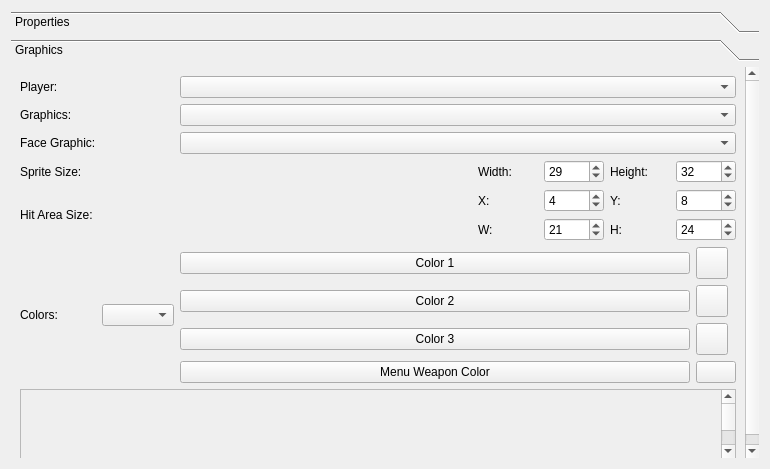
First picture: the form in editor/mainwindow_tab/player_edit.ui, repository Fordi/rockbot, before the edit.
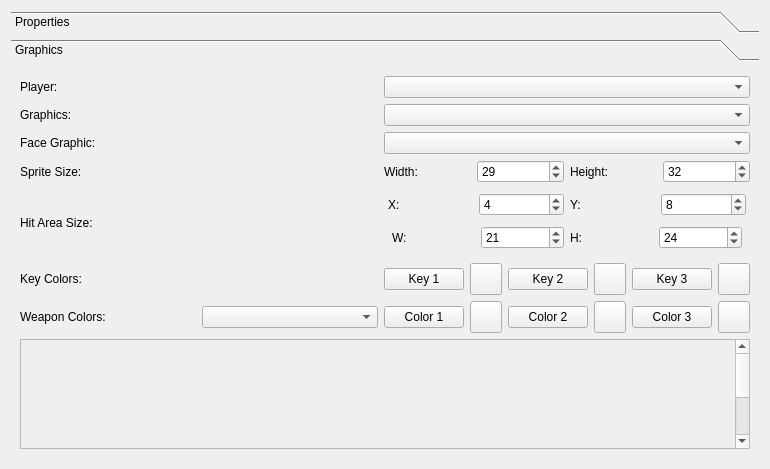
Second picture: the form after the edit. The open tabs and pages were chosen to show the change. Custom widgets are drawn as their Qt base class.

```diff
--- a/editor/mainwindow_tab/player_edit.ui
+++ b/editor/mainwindow_tab/player_edit.ui
@@ -17,7 +17,7 @@
    <item row="0" column="0">
     <widget class="QToolBox" name="toolBox_2">
      <property name="currentIndex">
-      <number>0</number>
+      <number>1</number>
      </property>
      <widget class="QWidget" name="page_properties">
       <property name="geometry">
@@ -25,7 +25,7 @@
         <x>0</x>
         <y>0</y>
         <width>752</width>
-        <height>389</height>
+        <height>393</height>
        </rect>
       </property>
       <attribute name="label">
@@ -44,7 +44,7 @@
            </property>
           </widget>
          </item>
-         <item row="6" column="0">
+         <item row="5" column="0">
           <widget class="QLabel" name="label_34">
            <property name="text">
             <string>Damage Modifier::</string>
@@ -98,7 +98,7 @@
            </property>
           </widget>
          </item>
-         <item row="10" column="0">
+         <item row="9" column="0">
           <spacer name="verticalSpacer_3">
            <property name="orientation">
             <enum>Qt::Vertical</enum>
@@ -111,27 +111,20 @@
            </property>
           </spacer>
          </item>
-         <item row="2" column="6">
-          <widget class="QCheckBox" name="CanAirDashCheckBox">
-           <property name="text">
-            <string/>
-           </property>
-          </widget>
-         </item>
-         <item row="9" column="2">
-          <widget class="QComboBox" name="chargedshot_combo"/>
-         </item>
-         <item row="9" column="0">
+         <item row="8" column="0">
           <widget class="QLabel" name="label_6">
            <property name="text">
             <string>Charged Shot:</string>
            </property>
           </widget>
          </item>
-         <item row="0" column="0">
-          <widget class="QLabel" name="label_14">
+         <item row="8" column="2">
+          <widget class="QComboBox" name="chargedshot_combo"/>
+         </item>
+         <item row="2" column="6">
+          <widget class="QCheckBox" name="CanAirDashCheckBox">
            <property name="text">
-            <string>Player:</string>
+            <string/>
            </property>
           </widget>
          </item>
@@ -145,6 +138,13 @@
            </property>
           </widget>
          </item>
+         <item row="0" column="0">
+          <widget class="QLabel" name="label_14">
+           <property name="text">
+            <string>Player:</string>
+           </property>
+          </widget>
+         </item>
          <item row="1" column="0">
           <widget class="QLabel" name="label_15">
            <property name="text">
@@ -173,13 +173,6 @@
            </property>
           </widget>
          </item>
-         <item row="1" column="4">
-          <widget class="QLabel" name="label_2">
-           <property name="text">
-            <string>Can Double-Jump:</string>
-           </property>
-          </widget>
-         </item>
          <item row="0" column="2">
           <widget class="QComboBox" name="players_tab_list_combo">
            <item>
@@ -204,6 +197,13 @@
            </item>
           </widget>
          </item>
+         <item row="1" column="4">
+          <widget class="QLabel" name="label_2">
+           <property name="text">
+            <string>Can Double-Jump:</string>
+           </property>
+          </widget>
+         </item>
          <item row="3" column="6">
           <widget class="QCheckBox" name="canShotDiagonal">
            <property name="text">
@@ -211,13 +211,6 @@
            </property>
           </widget>
          </item>
-         <item row="1" column="2">
-          <widget class="QLineEdit" name="players_tab_name">
-           <property name="maxLength">
-            <number>30</number>
-           </property>
-          </widget>
-         </item>
          <item row="1" column="5">
           <spacer name="horizontalSpacer_2">
            <property name="orientation">
@@ -233,9 +226,6 @@
          </item>
          <item row="4" column="2">
           <widget class="QSpinBox" name="players_tab_maxshots">
-           <property name="toolTip">
-            <string>Maximum number of projectiles on screen if player keeps pressing the attack button</string>
-           </property>
            <property name="minimum">
             <number>1</number>
            </property>
@@ -244,6 +234,13 @@
            </property>
           </widget>
          </item>
+         <item row="1" column="2">
+          <widget class="QLineEdit" name="players_tab_name">
+           <property name="maxLength">
+            <number>30</number>
+           </property>
+          </widget>
+         </item>
          <item row="3" column="2">
           <widget class="QCheckBox" name="players_tab_hasshield">
            <property name="text">
@@ -258,7 +255,7 @@
            </property>
           </widget>
          </item>
-         <item row="6" column="2">
+         <item row="5" column="2">
           <widget class="QSpinBox" name="damageModSpinBox">
            <property name="minimum">
             <number>-3</number>
@@ -268,20 +265,6 @@
            </property>
           </widget>
          </item>
-         <item row="5" column="0">
-          <widget class="QLabel" name="label_7">
-           <property name="text">
-            <string>Simultaneous Shots:</string>
-           </property>
-          </widget>
-         </item>
-         <item row="5" column="2">
-          <widget class="QSpinBox" name="simultaneousShots_spinBox">
-           <property name="toolTip">
-            <string>Number of projectiles fired each time player hits the attack button</string>
-           </property>
-          </widget>
-         </item>
         </layout>
        </item>
       </layout>
@@ -291,8 +274,8 @@
        <rect>
         <x>0</x>
         <y>0</y>
-        <width>739</width>
-        <height>455</height>
+        <width>752</width>
+        <height>393</height>
        </rect>
       </property>
       <attribute name="label">
@@ -306,9 +289,232 @@
          </property>
          <item>
           <layout class="QGridLayout" name="gridLayout_9">
+           <item row="3" column="2">
+            <layout class="QHBoxLayout" name="horizontalLayout_4">
+             <item>
+              <widget class="QLabel" name="label_41">
+               <property name="text">
+                <string>Width:</string>
+               </property>
+              </widget>
+             </item>
+             <item>
+              <widget class="QSpinBox" name="player_sprite_w">
+               <property name="value">
+                <number>29</number>
+               </property>
+              </widget>
+             </item>
+             <item>
+              <widget class="QLabel" name="label_42">
+               <property name="text">
+                <string>Height:</string>
+               </property>
+              </widget>
+             </item>
+             <item>
+              <widget class="QSpinBox" name="player_sprite_h">
+               <property name="value">
+                <number>32</number>
+               </property>
+              </widget>
+             </item>
+            </layout>
+           </item>
+           <item row="1" column="2">
+            <widget class="QComboBox" name="player_graphics_combo"/>
+           </item>
+           <item row="5" column="0">
+            <widget class="QLabel" name="label_47">
+             <property name="text">
+              <string>Key Colors:</string>
+             </property>
+            </widget>
+           </item>
+           <item row="6" column="2">
+            <layout class="QHBoxLayout" name="horizontalLayout_7">
+             <item>
+              <widget class="QPushButton" name="color1_picker">
+               <property name="text">
+                <string>Color 1</string>
+               </property>
+              </widget>
+             </item>
+             <item>
+              <widget class="QPushButton" name="ColorValueIndicator1">
+               <property name="minimumSize">
+                <size>
+                 <width>32</width>
+                 <height>32</height>
+                </size>
+               </property>
+               <property name="maximumSize">
+                <size>
+                 <width>32</width>
+                 <height>32</height>
+                </size>
+               </property>
+               <property name="text">
+                <string/>
+               </property>
+              </widget>
+             </item>
+             <item>
+              <widget class="QPushButton" name="color2_picker">
+               <property name="text">
+                <string>Color 2</string>
+               </property>
+              </widget>
+             </item>
+             <item>
+              <widget class="QPushButton" name="ColorValueIndicator2">
+               <property name="minimumSize">
+                <size>
+                 <width>32</width>
+                 <height>32</height>
+                </size>
+               </property>
+               <property name="maximumSize">
+                <size>
+                 <width>32</width>
+                 <height>32</height>
+                </size>
+               </property>
+               <property name="text">
+                <string/>
+               </property>
+              </widget>
+             </item>
+             <item>
+              <widget class="QPushButton" name="color3_picker">
+               <property name="text">
+                <string>Color 3</string>
+               </property>
+              </widget>
+             </item>
+             <item>
+              <widget class="QPushButton" name="ColorValueIndicator3">
+               <property name="minimumSize">
+                <size>
+                 <width>32</width>
+                 <height>32</height>
+                </size>
+               </property>
+               <property name="maximumSize">
+                <size>
+                 <width>32</width>
+                 <height>32</height>
+                </size>
+               </property>
+               <property name="text">
+                <string/>
+               </property>
+              </widget>
+             </item>
+            </layout>
+           </item>
+           <item row="5" column="2">
+            <layout class="QHBoxLayout" name="horizontalLayout_9">
+             <item>
+              <widget class="QPushButton" name="key1_picker">
+               <property name="text">
+                <string>Key 1</string>
+               </property>
+              </widget>
+             </item>
+             <item>
+              <widget class="QPushButton" name="ColorKeyIndicator1">
+               <property name="minimumSize">
+                <size>
+                 <width>32</width>
+                 <height>32</height>
+                </size>
+               </property>
+               <property name="maximumSize">
+                <size>
+                 <width>32</width>
+                 <height>32</height>
+                </size>
+               </property>
+               <property name="text">
+                <string/>
+               </property>
+              </widget>
+             </item>
+             <item>
+              <widget class="QPushButton" name="key2_picker">
+               <property name="text">
+                <string>Key 2</string>
+               </property>
+              </widget>
+             </item>
+             <item>
+              <widget class="QPushButton" name="ColorKeyIndicator2">
+               <property name="minimumSize">
+                <size>
+                 <width>32</width>
+                 <height>32</height>
+                </size>
+               </property>
+               <property name="maximumSize">
+                <size>
+                 <width>32</width>
+                 <height>32</height>
+                </size>
+               </property>
+               <property name="text">
+                <string/>
+               </property>
+              </widget>
+             </item>
+             <item>
+              <widget class="QPushButton" name="key3_picker">
+               <property name="text">
+                <string>Key 3</string>
+               </property>
+              </widget>
+             </item>
+             <item>
+              <widget class="QPushButton" name="ColorKeyIndicator3">
+               <property name="minimumSize">
+                <size>
+                 <width>32</width>
+                 <height>32</height>
+                </size>
+               </property>
+               <property name="maximumSize">
+                <size>
+                 <width>32</width>
+                 <height>32</height>
+                </size>
+               </property>
+               <property name="text">
+                <string/>
+               </property>
+              </widget>
+             </item>
+            </layout>
+           </item>
            <item row="0" column="2">
             <widget class="QComboBox" name="players_tab_list_combo_2"/>
            </item>
+           <item row="0" column="0">
+            <widget class="QLabel" name="label">
+             <property name="text">
+              <string>Player:</string>
+             </property>
+            </widget>
+           </item>
+           <item row="6" column="1">
+            <widget class="QComboBox" name="weaponlist_combo"/>
+           </item>
+           <item row="6" column="0">
+            <widget class="QLabel" name="label_19">
+             <property name="text">
+              <string>Weapon Colors:</string>
+             </property>
+            </widget>
+           </item>
            <item row="4" column="0">
             <widget class="QLabel" name="label_40">
              <property name="text">
@@ -316,16 +522,6 @@
              </property>
             </widget>
            </item>
-           <item row="5" column="0">
-            <widget class="QLabel" name="label_19">
-             <property name="text">
-              <string>Colors:</string>
-             </property>
-            </widget>
-           </item>
-           <item row="5" column="1">
-            <widget class="QComboBox" name="weaponlist_combo"/>
-           </item>
            <item row="3" column="0">
             <widget class="QLabel" name="label_39">
              <property name="text">
@@ -333,67 +529,24 @@
              </property>
             </widget>
            </item>
-           <item row="0" column="0">
-            <widget class="QLabel" name="label">
-             <property name="text">
-              <string>Player:</string>
-             </property>
-            </widget>
-           </item>
-           <item row="2" column="2">
-            <widget class="QComboBox" name="playerFace_comboBox"/>
-           </item>
-           <item row="2" column="0">
-            <widget class="QLabel" name="label_5">
-             <property name="text">
-              <string>Face Graphic:</string>
-             </property>
-            </widget>
-           </item>
-           <item row="1" column="0">
-            <widget class="QLabel" name="label_38">
-             <property name="text">
-              <string>Graphics:</string>
-             </property>
-            </widget>
-           </item>
            <item row="4" column="2">
             <layout class="QVBoxLayout" name="verticalLayout_6">
              <property name="leftMargin">
-              <number>0</number>
+              <number>4</number>
              </property>
              <property name="topMargin">
-              <number>0</number>
+              <number>4</number>
              </property>
              <property name="rightMargin">
-              <number>0</number>
+              <number>4</number>
              </property>
              <property name="bottomMargin">
-              <number>0</number>
+              <number>4</number>
              </property>
              <item>
               <layout class="QHBoxLayout" name="horizontalLayout_12">
-               <item>
-                <spacer name="horizontalSpacer_7">
-                 <property name="orientation">
-                  <enum>Qt::Horizontal</enum>
-                 </property>
-                 <property name="sizeHint" stdset="0">
-                  <size>
-                   <width>40</width>
-                   <height>20</height>
-                  </size>
-                 </property>
-                </spacer>
-               </item>
                <item>
                 <widget class="QLabel" name="label_43">
-                 <property name="minimumSize">
-                  <size>
-                   <width>60</width>
-                   <height>0</height>
-                  </size>
-                 </property>
                  <property name="text">
                   <string>X:</string>
                  </property>
@@ -401,12 +554,6 @@
                </item>
                <item>
                 <widget class="QSpinBox" name="player_hitarea_x">
-                 <property name="minimumSize">
-                  <size>
-                   <width>60</width>
-                   <height>0</height>
-                  </size>
-                 </property>
                  <property name="value">
                   <number>4</number>
                  </property>
@@ -414,12 +561,6 @@
                </item>
                <item>
                 <widget class="QLabel" name="label_44">
-                 <property name="minimumSize">
-                  <size>
-                   <width>60</width>
-                   <height>0</height>
-                  </size>
-                 </property>
                  <property name="text">
                   <string>Y:</string>
                  </property>
@@ -427,12 +568,6 @@
                </item>
                <item>
                 <widget class="QSpinBox" name="player_hitarea_y">
-                 <property name="minimumSize">
-                  <size>
-                   <width>60</width>
-                   <height>0</height>
-                  </size>
-                 </property>
                  <property name="value">
                   <number>8</number>
                  </property>
@@ -443,38 +578,19 @@
              <item>
               <layout class="QHBoxLayout" name="horizontalLayout_13">
                <property name="leftMargin">
-                <number>0</number>
+                <number>4</number>
                </property>
                <property name="topMargin">
-                <number>0</number>
+                <number>4</number>
                </property>
                <property name="rightMargin">
-                <number>0</number>
+                <number>4</number>
                </property>
                <property name="bottomMargin">
-                <number>0</number>
+                <number>4</number>
                </property>
-               <item>
-                <spacer name="horizontalSpacer_6">
-                 <property name="orientation">
-                  <enum>Qt::Horizontal</enum>
-                 </property>
-                 <property name="sizeHint" stdset="0">
-                  <size>
-                   <width>40</width>
-                   <height>20</height>
-                  </size>
-                 </property>
-                </spacer>
-               </item>
                <item>
                 <widget class="QLabel" name="label_45">
-                 <property name="minimumSize">
-                  <size>
-                   <width>60</width>
-                   <height>0</height>
-                  </size>
-                 </property>
                  <property name="text">
                   <string>W:</string>
                  </property>
@@ -482,12 +598,6 @@
                </item>
                <item>
                 <widget class="QSpinBox" name="player_hitarea_w">
-                 <property name="minimumSize">
-                  <size>
-                   <width>60</width>
-                   <height>0</height>
-                  </size>
-                 </property>
                  <property name="value">
                   <number>21</number>
                  </property>
@@ -495,12 +605,6 @@
                </item>
                <item>
                 <widget class="QLabel" name="label_46">
-                 <property name="minimumSize">
-                  <size>
-                   <width>60</width>
-                   <height>0</height>
-                  </size>
-                 </property>
                  <property name="text">
                   <string>H:</string>
                  </property>
@@ -508,12 +612,6 @@
                </item>
                <item>
                 <widget class="QSpinBox" name="player_hitarea_h">
-                 <property name="minimumSize">
-                  <size>
-                   <width>60</width>
-                   <height>0</height>
-                  </size>
-                 </property>
                  <property name="value">
                   <number>24</number>
                  </property>
@@ -523,173 +621,22 @@
              </item>
             </layout>
            </item>
-           <item row="3" column="2">
-            <layout class="QHBoxLayout" name="horizontalLayout_4">
-             <item>
-              <spacer name="horizontalSpacer_5">
-               <property name="orientation">
-                <enum>Qt::Horizontal</enum>
-               </property>
-               <property name="sizeHint" stdset="0">
-                <size>
-                 <width>40</width>
-                 <height>20</height>
-                </size>
-               </property>
-              </spacer>
-             </item>
-             <item>
-              <widget class="QLabel" name="label_41">
-               <property name="minimumSize">
-                <size>
-                 <width>60</width>
-                 <height>0</height>
-                </size>
-               </property>
-               <property name="text">
-                <string>Width:</string>
-               </property>
-              </widget>
-             </item>
-             <item>
-              <widget class="QSpinBox" name="player_sprite_w">
-               <property name="minimumSize">
-                <size>
-                 <width>60</width>
-                 <height>0</height>
-                </size>
-               </property>
-               <property name="value">
-                <number>29</number>
-               </property>
-              </widget>
-             </item>
-             <item>
-              <widget class="QLabel" name="label_42">
-               <property name="minimumSize">
-                <size>
-                 <width>60</width>
-                 <height>0</height>
-                </size>
-               </property>
-               <property name="text">
-                <string>Height:</string>
-               </property>
-              </widget>
-             </item>
-             <item>
-              <widget class="QSpinBox" name="player_sprite_h">
-               <property name="minimumSize">
-                <size>
-                 <width>60</width>
-                 <height>0</height>
-                </size>
-               </property>
-               <property name="value">
-                <number>32</number>
-               </property>
-              </widget>
-             </item>
-            </layout>
+           <item row="1" column="0">
+            <widget class="QLabel" name="label_38">
+             <property name="text">
+              <string>Graphics:</string>
+             </property>
+            </widget>
            </item>
-           <item row="1" column="2">
-            <widget class="QComboBox" name="player_graphics_combo"/>
+           <item row="2" column="0">
+            <widget class="QLabel" name="label_5">
+             <property name="text">
+              <string>Face Graphic:</string>
+             </property>
+            </widget>
            </item>
-           <item row="5" column="2">
-            <layout class="QGridLayout" name="gridLayout_5">
-             <item row="1" column="0">
-              <widget class="QPushButton" name="color2_picker">
-               <property name="text">
-                <string>Color 2</string>
-               </property>
-              </widget>
-             </item>
-             <item row="0" column="1">
-              <widget class="QPushButton" name="ColorValueIndicator1">
-               <property name="minimumSize">
-                <size>
-                 <width>32</width>
-                 <height>32</height>
-                </size>
-               </property>
-               <property name="maximumSize">
-                <size>
-                 <width>32</width>
-                 <height>32</height>
-                </size>
-               </property>
-               <property name="text">
-                <string/>
-               </property>
-              </widget>
-             </item>
-             <item row="1" column="1">
-              <widget class="QPushButton" name="ColorValueIndicator2">
-               <property name="minimumSize">
-                <size>
-                 <width>32</width>
-                 <height>32</height>
-                </size>
-               </property>
-               <property name="maximumSize">
-                <size>
-                 <width>32</width>
-                 <height>32</height>
-                </size>
-               </property>
-               <property name="text">
-                <string/>
-               </property>
-              </widget>
-             </item>
-             <item row="0" column="0">
-              <widget class="QPushButton" name="color1_picker">
-               <property name="text">
-                <string>Color 1</string>
-               </property>
-              </widget>
-             </item>
-             <item row="2" column="0">
-              <widget class="QPushButton" name="color3_picker">
-               <property name="text">
-                <string>Color 3</string>
-               </property>
-              </widget>
-             </item>
-             <item row="2" column="1">
-              <widget class="QPushButton" name="ColorValueIndicator3">
-               <property name="minimumSize">
-                <size>
-                 <width>32</width>
-                 <height>32</height>
-                </size>
-               </property>
-               <property name="maximumSize">
-                <size>
-                 <width>32</width>
-                 <height>32</height>
-                </size>
-               </property>
-               <property name="text">
-                <string/>
-               </property>
-              </widget>
-             </item>
-             <item row="3" column="0">
-              <widget class="QPushButton" name="weaponColor_picker">
-               <property name="text">
-                <string>Menu Weapon Color</string>
-               </property>
-              </widget>
-             </item>
-             <item row="3" column="1">
-              <widget class="QPushButton" name="WeaponColorValueIndicator">
-               <property name="text">
-                <string/>
-               </property>
-              </widget>
-             </item>
-            </layout>
+           <item row="2" column="2">
+            <widget class="QComboBox" name="playerFace_comboBox"/>
            </item>
           </layout>
          </item>
```
